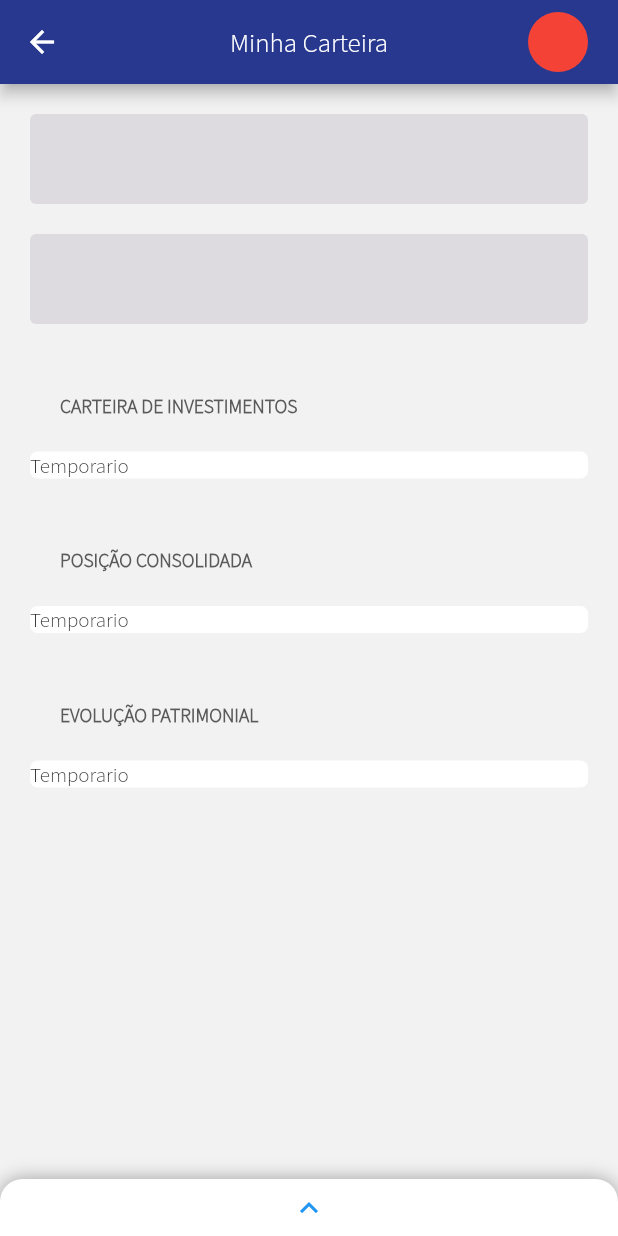
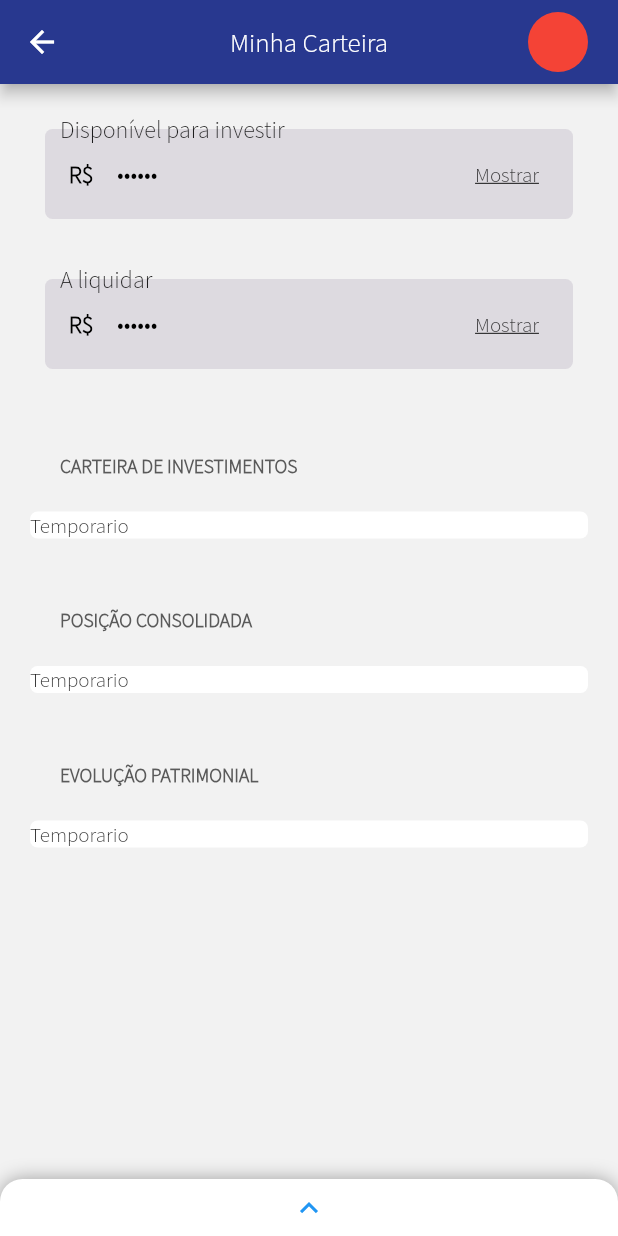
Before and after one commit to brenoasm/digital_wallet, a Flutter app: the screen it shows after launch, on a phone screen of 412 x 824 dp. Run offline on Flutter 3.47's test engine with Material 2 defaults, Android fonts, the phone set to English and light mode, and no system bars.

Commit message:
Did the readOnly textField with the option to show/hide the value.

```diff
--- a/lib/constants.dart
+++ b/lib/constants.dart
@@ -6,3 +6,9 @@ const kSectionTitle = TextStyle(
   color: Color(0xFF5A5A5A),
   height: 1.9,
 );
+
+const kRealPrefix = TextStyle(
+  color: Colors.black,
+  fontWeight: FontWeight.bold,
+  fontSize: 16,
+);
--- a/lib/wallet_page.dart
+++ b/lib/wallet_page.dart
@@ -3,6 +3,8 @@ import 'package:digital_wallet/widgets/default_height_spacing.dart';
 import 'package:digital_wallet/widgets/default_width_spacing.dart';
 import 'package:digital_wallet/widgets/section_with_title.dart';
 import 'package:flutter/material.dart';
+
+import 'constants.dart';
 
 class WalletPage extends StatefulWidget {
   @override
@@ -65,9 +67,23 @@ class _WalletPageState extends State<WalletPage> {
             padding: EdgeInsets.all(20),
             child: Column(
               children: <Widget>[
-                CustomTextField(),
+                CustomTextField(
+                  label: 'Disponível para investir',
+                  value: '134,69',
+                  prefix: Text(
+                    'R\$',
+                    style: kRealPrefix,
+                  ),
+                ),
                 DefaultHeightSpacing(),
-                CustomTextField(),
+                CustomTextField(
+                  label: 'A liquidar',
+                  value: '555,55',
+                  prefix: Text(
+                    'R\$',
+                    style: kRealPrefix,
+                  ),
+                ),
                 DefaultHeightSpacing(),
                 DefaultHeightSpacing(),
                 SectionWithTitle(
--- a/lib/widgets/custom_text_field.dart
+++ b/lib/widgets/custom_text_field.dart
@@ -1,18 +1,92 @@
 import 'package:flutter/material.dart';
 
-class CustomTextField extends StatelessWidget {
+class CustomTextField extends StatefulWidget {
+  final String label;
+  final String value;
+  final Widget prefix;
+
+  CustomTextField({@required this.label, @required this.value, this.prefix});
+
+  @override
+  _CustomTextFieldState createState() => _CustomTextFieldState();
+}
+
+class _CustomTextFieldState extends State<CustomTextField> {
+  final TextEditingController _textEditingController = TextEditingController();
+  bool isObscure = true;
+  FocusNode _focusNode = FocusNode();
+
+  @override
+  void initState() {
+    _textEditingController.text = widget.value;
+
+    super.initState();
+  }
+
+  void _onObscureChange() {
+    setState(() {
+      isObscure = !isObscure;
+
+      FocusScope.of(context).requestFocus(_focusNode);
+    });
+  }
+
   @override
   Widget build(BuildContext context) {
-    return TextField(
-      obscureText: true,
-      style: TextStyle(),
+    return Stack(
+      children: <Widget>[
+        Padding(
+          padding: const EdgeInsets.all(10),
+          child: TextField(
+            controller: _textEditingController,
+            obscureText: isObscure,
+            readOnly: true,
             decoration: InputDecoration(
+              suffixIcon: SizedBox(
+                height: 20,
+                child: FlatButton(
+                  child: Text(
+                    isObscure ? "Mostrar" : "Esconder",
+                    style: TextStyle(
+                      decoration: TextDecoration.underline,
+                      fontWeight: FontWeight.w300,
+                      fontSize: 14,
+                    ),
+                  ),
+                  onPressed: _onObscureChange,
+                ),
+              ),
+              prefixIcon: widget.prefix != null
+                  ? SizedBox(
+                      child: Center(
+                        child: widget.prefix,
+                      ),
+                      width: 20,
+                    )
+                  : null,
               filled: true,
               fillColor: Color(0xFFDDDAE0),
               border: OutlineInputBorder(
+                borderRadius: BorderRadius.circular(5),
                 borderSide: BorderSide.none,
               ),
             ),
+            style: TextStyle(
+              color: Colors.black,
+            ),
+          ),
+        ),
+        Positioned(
+          left: 20,
+          child: Text(
+            widget.label,
+            style: TextStyle(
+              fontSize: 16,
+              fontWeight: FontWeight.w300,
+            ),
+          ),
+        ),
+      ],
     );
   }
 }
```
Also changed, not shown: pubspec.lock, 1 other file. Lines whose indentation alone changed are shown as unchanged.
